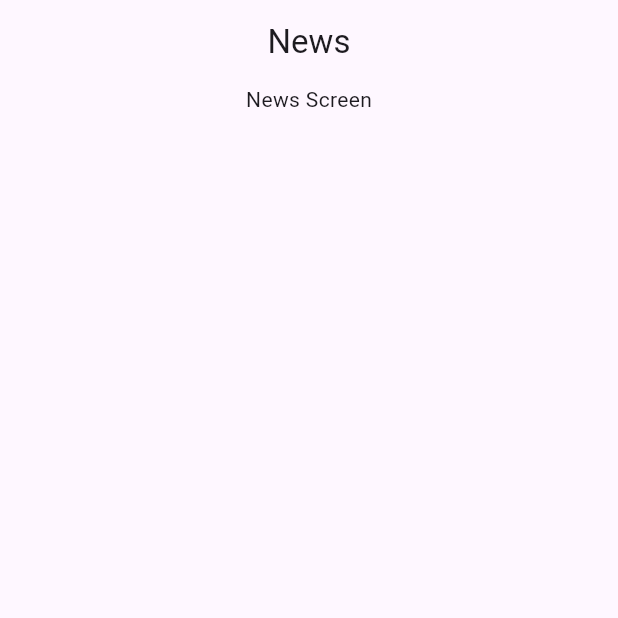
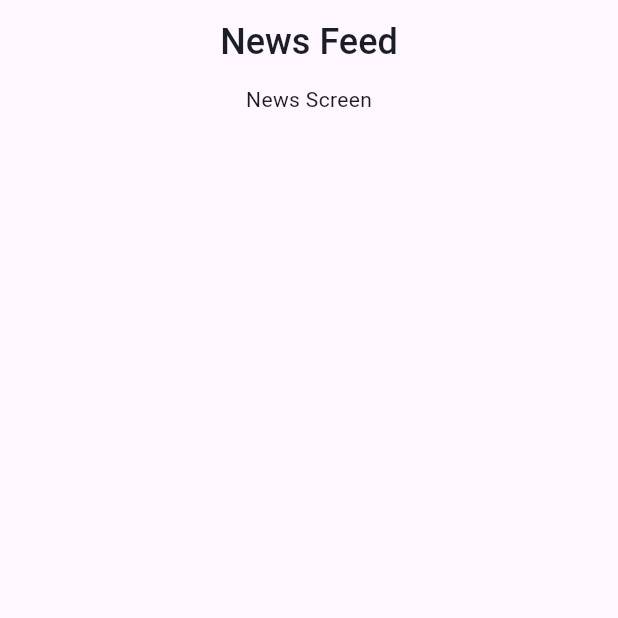
Before and after one commit to rayhantmt/Damaged303, a Flutter app: the NewsView screen opened directly, on a phone screen of 412 x 824 dp, the top half of it. Run offline on Flutter 3.47's test engine with Material 3 defaults, Android fonts, the phone set to English and light mode, and no system bars; our stand-ins replace get.

Commit message:
starting news screen

```diff
--- a/lib/app/common_widgets/congratulaions_text.dart
+++ b/lib/app/common_widgets/congratulaions_text.dart
@@ -7,7 +7,7 @@ class CongratulaionsText extends StatelessWidget {
   @override
   Widget build(BuildContext context) {
     return Column(
-      mainAxisAlignment: MainAxisAlignment.start,
+      crossAxisAlignment: CrossAxisAlignment.center,
       children: [
         Text(
           'Benefits Unlocked:',
@@ -20,6 +20,7 @@ class CongratulaionsText extends StatelessWidget {
         Row(
           mainAxisAlignment: MainAxisAlignment.center,
           children: [
+            SizedBox(width: 40),
             Icon(Icons.check_circle, color: AppColors.primarycolor, size: 24.0),
             Text(
               'Unlimited Persona access',
@@ -35,6 +36,7 @@ class CongratulaionsText extends StatelessWidget {
         Row(
           mainAxisAlignment: MainAxisAlignment.center,
           children: [
+            SizedBox(width: 55),
             Icon(Icons.check_circle, color: AppColors.primarycolor, size: 24.0),
             Text(
               'Bookmark Favorite Prompts',
@@ -50,6 +52,7 @@ class CongratulaionsText extends StatelessWidget {
         Row(
           mainAxisAlignment: MainAxisAlignment.center,
           children: [
+            SizedBox(),
             Icon(Icons.check_circle, color: AppColors.primarycolor, size: 24.0),
             Text(
               'Save conversations',
--- a/lib/app/modules/congratulaion_screen/congratulation_view.dart
+++ b/lib/app/modules/congratulaion_screen/congratulation_view.dart
@@ -1,6 +1,6 @@
 import 'package:damaged303/app/common_widgets/button.dart';
 import 'package:damaged303/app/common_widgets/congratulaions_text.dart';
-import 'package:damaged303/app/common_widgets/splash_text.dart';
+
 import 'package:damaged303/app/modules/main_screen/main_screen_view.dart';
 import 'package:damaged303/app/utils/app_images.dart';
 import 'package:flutter/material.dart';
@@ -31,7 +31,7 @@ class CongratulationView extends StatelessWidget {
           CongratulaionsText(),
           GestureDetector(
             onTap: () {
-              Get.to(MainScreen());
+              Get.offAll(MainScreen());
             },
             child: Button(title: 'Home'),
           ),
--- a/lib/app/modules/log_in/log_in_view.dart
+++ b/lib/app/modules/log_in/log_in_view.dart
@@ -81,6 +81,7 @@ class LogInView extends StatelessWidget {
             ),
             SizedBox(height: 25),
             Row(
+              mainAxisAlignment: MainAxisAlignment.center,
               children: [
                 Obx(
                   () => Checkbox(
--- a/lib/app/modules/news/news_view.dart
+++ b/lib/app/modules/news/news_view.dart
@@ -6,7 +6,17 @@ class NewsView extends StatelessWidget {
   @override
   Widget build(BuildContext context) {
     return Scaffold(
-      appBar: AppBar(title: Text('News'), centerTitle: true),
+      appBar: AppBar(
+        title: Text(
+          'News Feed',
+          style: TextStyle(
+            fontWeight: FontWeight.w500,
+            fontSize: 24,
+            color: Color(0xFF1B1E28),
+          ),
+        ),
+        centerTitle: true,
+      ),
       body: Column(
         children: [
           SingleChildScrollView(child: Center(child: Text("News Screen"))),
```
